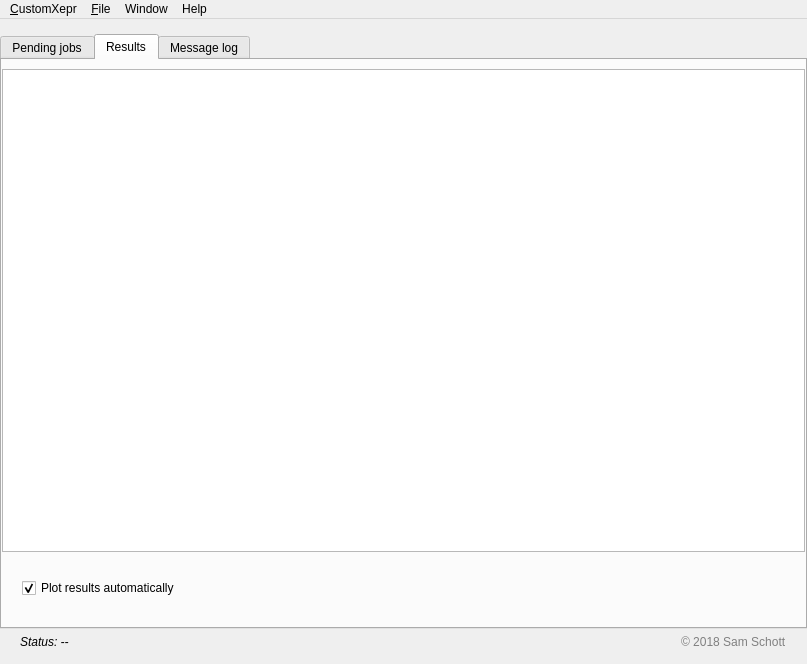
This is customxepr/main_ui_linux.ui in OE-FET/customxepr as Qt 5 draws it before an edit. The edited form follows.
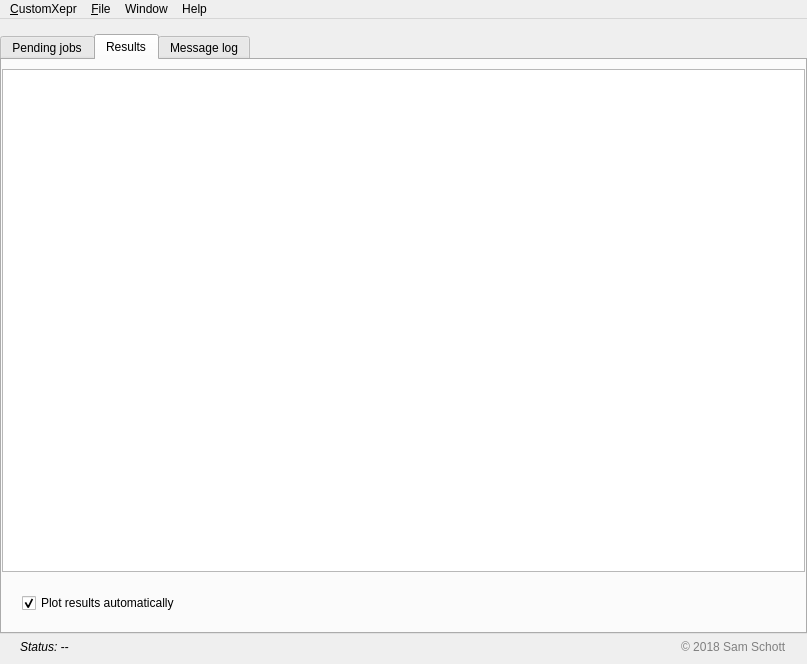
This is the edited form. The open tabs and pages were chosen to show the change. Custom widgets are drawn as their Qt base class.

The edit to the form file:
```diff
--- a/customxepr/main_ui_linux.ui
+++ b/customxepr/main_ui_linux.ui
@@ -65,7 +65,7 @@
      <number>0</number>
     </property>
     <property name="bottomMargin">
-     <number>15</number>
+     <number>10</number>
     </property>
     <item row="0" column="0" colspan="4">
      <widget class="QTabWidget" name="tabWidget">
@@ -442,13 +442,13 @@
            <number>20</number>
           </property>
           <property name="topMargin">
-           <number>20</number>
+           <number>15</number>
           </property>
           <property name="rightMargin">
            <number>20</number>
           </property>
           <property name="bottomMargin">
-           <number>20</number>
+           <number>10</number>
           </property>
           <item row="0" column="0">
            <widget class="QCheckBox" name="plotCheckBox">
```
Left out of the diff: 7 changed lines with no effect on the pictures.
